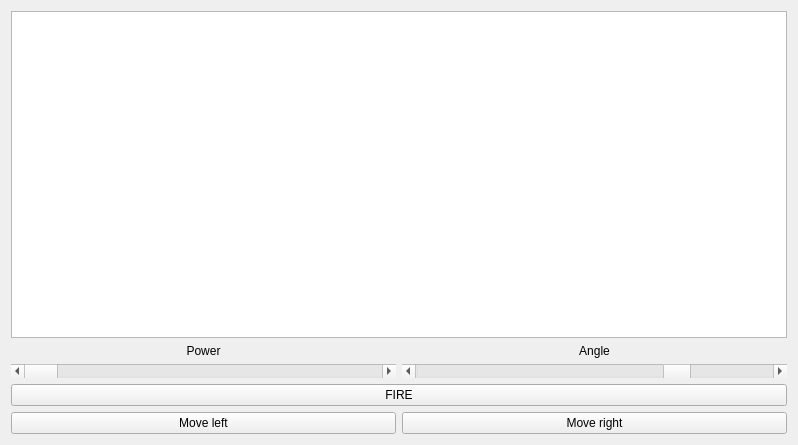
The window that 3rd_semester/hw03_tanks/01_Tanks/tanksWindow.ui (Axroy/SPbSU_study) describes before a commit, drawn with Qt 5.
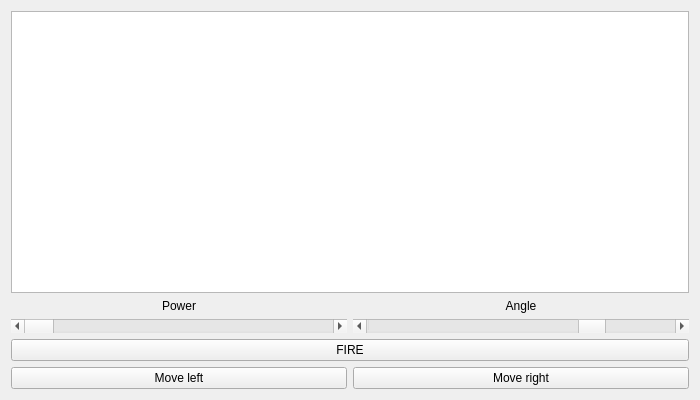
The same window after the commit.

The edit to the form file:
```diff
--- a/3rd_semester/hw03_tanks/01_Tanks/tanksWindow.ui
+++ b/3rd_semester/hw03_tanks/01_Tanks/tanksWindow.ui
@@ -6,8 +6,8 @@
    <rect>
     <x>0</x>
     <y>0</y>
-    <width>798</width>
-    <height>445</height>
+    <width>700</width>
+    <height>400</height>
    </rect>
   </property>
   <property name="focusPolicy">
@@ -21,7 +21,23 @@
     <item>
      <layout class="QVBoxLayout" name="mainLayout">
       <item>
-       <widget class="QGraphicsView" name="graphicsView"/>
+       <widget class="QGraphicsView" name="graphicsView">
+        <property name="enabled">
+         <bool>true</bool>
+        </property>
+        <property name="verticalScrollBarPolicy">
+         <enum>Qt::ScrollBarAlwaysOff</enum>
+        </property>
+        <property name="horizontalScrollBarPolicy">
+         <enum>Qt::ScrollBarAlwaysOff</enum>
+        </property>
+        <property name="interactive">
+         <bool>false</bool>
+        </property>
+        <property name="renderHints">
+         <set>QPainter::Antialiasing|QPainter::TextAntialiasing</set>
+        </property>
+       </widget>
       </item>
       <item>
        <layout class="QHBoxLayout" name="labelsLayout">
```
